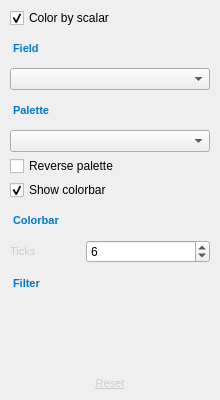
Before: the Qt Designer form src/ui/colormap_page.ui in thermeng/SciRender, drawn with Qt 5.
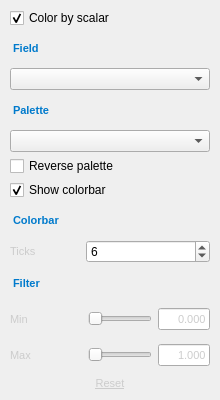
After: the same form once the commit is applied.

Commit message: Replace empty UI placeholders with real widget definitions

```diff
--- a/src/ui/colormap_page.ui
+++ b/src/ui/colormap_page.ui
@@ -142,10 +142,72 @@
     </widget>
    </item>
    <item>
-    <widget class="QWidget" name="minFilterRow" native="true"/>
+    <widget class="QWidget" name="minFilterRow">
+     <layout class="QHBoxLayout" name="minFilterLayout">
+      <property name="spacing"><number>6</number></property>
+      <property name="leftMargin"><number>0</number></property>
+      <property name="topMargin"><number>0</number></property>
+      <property name="rightMargin"><number>0</number></property>
+      <property name="bottomMargin"><number>0</number></property>
+      <item>
+       <widget class="QLabel" name="minFilterLabel">
+        <property name="text"><string>Min</string></property>
+        <property name="minimumSize"><size><width>72</width><height>0</height></size></property>
+        <property name="maximumSize"><size><width>72</width><height>16777215</height></size></property>
+        <property name="styleSheet"><string notr="true">font-size: 11px; color: #cccccc;</string></property>
+        <property name="alignment"><set>Qt::AlignLeft|Qt::AlignVCenter</set></property>
+       </widget>
+      </item>
+      <item>
+       <widget class="QSlider" name="minFilterSlider">
+        <property name="orientation"><enum>Qt::Horizontal</enum></property>
+       </widget>
+      </item>
+      <item>
+       <widget class="QLineEdit" name="minFilterField">
+        <property name="text"><string>0.000</string></property>
+        <property name="minimumSize"><size><width>52</width><height>0</height></size></property>
+        <property name="maximumSize"><size><width>52</width><height>16777215</height></size></property>
+        <property name="styleSheet"><string notr="true">font-size: 11px; color: #cccccc;</string></property>
+        <property name="alignment"><set>Qt::AlignRight|Qt::AlignVCenter</set></property>
+       </widget>
+      </item>
+     </layout>
+    </widget>
    </item>
    <item>
-    <widget class="QWidget" name="maxFilterRow" native="true"/>
+    <widget class="QWidget" name="maxFilterRow">
+     <layout class="QHBoxLayout" name="maxFilterLayout">
+      <property name="spacing"><number>6</number></property>
+      <property name="leftMargin"><number>0</number></property>
+      <property name="topMargin"><number>0</number></property>
+      <property name="rightMargin"><number>0</number></property>
+      <property name="bottomMargin"><number>0</number></property>
+      <item>
+       <widget class="QLabel" name="maxFilterLabel">
+        <property name="text"><string>Max</string></property>
+        <property name="minimumSize"><size><width>72</width><height>0</height></size></property>
+        <property name="maximumSize"><size><width>72</width><height>16777215</height></size></property>
+        <property name="styleSheet"><string notr="true">font-size: 11px; color: #cccccc;</string></property>
+        <property name="alignment"><set>Qt::AlignLeft|Qt::AlignVCenter</set></property>
+       </widget>
+      </item>
+      <item>
+       <widget class="QSlider" name="maxFilterSlider">
+        <property name="orientation"><enum>Qt::Horizontal</enum></property>
+       </widget>
+      </item>
+      <item>
+       <widget class="QLineEdit" name="maxFilterField">
+        <property name="text"><string>1.000</string></property>
+        <property name="minimumSize"><size><width>52</width><height>0</height></size></property>
+        <property name="maximumSize"><size><width>52</width><height>16777215</height></size></property>
+        <property name="styleSheet"><string notr="true">font-size: 11px; color: #cccccc;</string></property>
+        <property name="alignment"><set>Qt::AlignRight|Qt::AlignVCenter</set></property>
+       </widget>
+      </item>
+     </layout>
+    </widget>
    </item>
    <item>
     <widget class="QPushButton" name="resetFilterBtn">
```
The commit also changes 6 other files.
